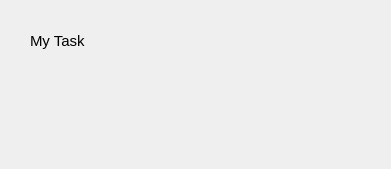
Old version of the form dialog.ui in the repository abrarShariar/To-do.
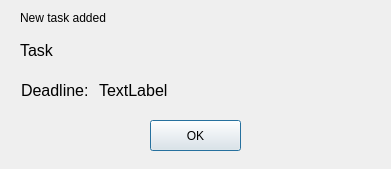
New version of the form.

Diff of the .ui file:
```diff
--- a/dialog.ui
+++ b/dialog.ui
@@ -13,22 +13,86 @@
   <property name="windowTitle">
    <string>Dialog</string>
   </property>
+  <widget class="QPushButton" name="pushButton">
+   <property name="geometry">
+    <rect>
+     <x>150</x>
+     <y>120</y>
+     <width>91</width>
+     <height>31</height>
+    </rect>
+   </property>
+   <property name="text">
+    <string>OK</string>
+   </property>
+  </widget>
   <widget class="QLabel" name="label">
    <property name="geometry">
     <rect>
-     <x>30</x>
-     <y>20</y>
-     <width>301</width>
+     <x>20</x>
+     <y>10</y>
+     <width>101</width>
+     <height>16</height>
+    </rect>
+   </property>
+   <property name="text">
+    <string>New task added</string>
+   </property>
+  </widget>
+  <widget class="QLabel" name="label_2">
+   <property name="geometry">
+    <rect>
+     <x>20</x>
+     <y>30</y>
+     <width>351</width>
      <height>41</height>
     </rect>
    </property>
    <property name="font">
     <font>
-     <pointsize>11</pointsize>
+     <pointsize>12</pointsize>
+     <weight>50</weight>
+     <bold>false</bold>
     </font>
    </property>
    <property name="text">
-    <string>My Task</string>
+    <string>Task</string>
+   </property>
+  </widget>
+  <widget class="QLabel" name="label_3">
+   <property name="geometry">
+    <rect>
+     <x>21</x>
+     <y>81</y>
+     <width>72</width>
+     <height>19</height>
+    </rect>
+   </property>
+   <property name="font">
+    <font>
+     <pointsize>12</pointsize>
+    </font>
+   </property>
+   <property name="text">
+    <string>Deadline: </string>
+   </property>
+  </widget>
+  <widget class="QLabel" name="label_4">
+   <property name="geometry">
+    <rect>
+     <x>99</x>
+     <y>81</y>
+     <width>271</width>
+     <height>19</height>
+    </rect>
+   </property>
+   <property name="font">
+    <font>
+     <pointsize>12</pointsize>
+    </font>
+   </property>
+   <property name="text">
+    <string>TextLabel</string>
    </property>
   </widget>
  </widget>
```
